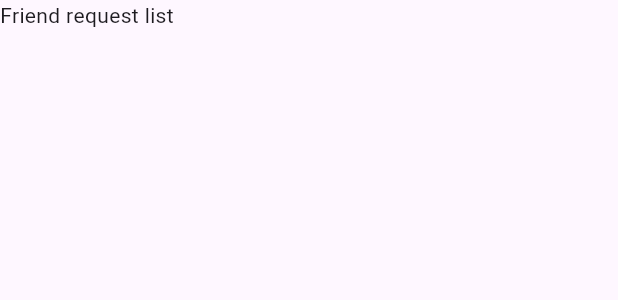
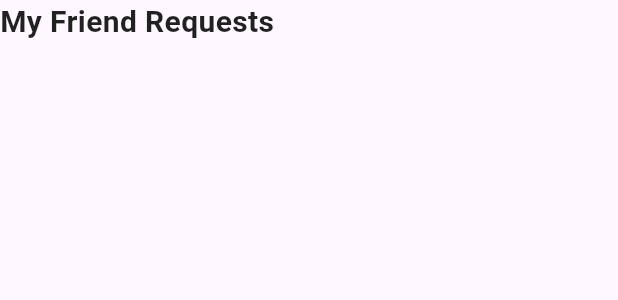
Before and after one commit to okezieuc/roam_mate, a Flutter app: the FriendRequestList widget shown alone on an empty page, opened directly, on a phone screen of 412 x 824 dp. Shown: the top 300 px of the screen. Run offline on Flutter 3.47's test engine with Material 2 defaults, Android fonts, the phone set to English and light mode, and no system bars; our stand-ins replace cloud_firestore, cloud_functions, firebase_auth, firebase_core, geolocator; accounts and stored records are empty.

Commit message:
refactor: design friend requests page
- display friend requests with cards
- hide friend requests after they have been accepted
- update snackbar message on accepting friend request

```diff
--- a/lib/screens/pages/app.dart
+++ b/lib/screens/pages/app.dart
@@ -24,9 +24,7 @@ class _AppState extends State<App> {
       appBar: AppBar(
           title: const Text(
             'Roammate',
-            style: TextStyle(
-              fontWeight: FontWeight.bold,
-            ),
+            style: TextStyle(fontWeight: FontWeight.bold),
           ),
           centerTitle: false,
           actions: <Widget>[
--- a/lib/screens/pages/friend_request_list.dart
+++ b/lib/screens/pages/friend_request_list.dart
@@ -1,5 +1,5 @@
 import 'package:firebase_auth/firebase_auth.dart';
-import 'package:flutter/widgets.dart';
+import 'package:flutter/material.dart';
 import 'package:roam_mate/utils/controllers/friend_request_controller.dart';
 import 'package:roam_mate/utils/controllers/profile_controller.dart';
 import 'package:roam_mate/widgets/friend_request_list/request_list_user_profile.dart';
@@ -65,8 +65,14 @@ class _FriendRequestListState extends State<FriendRequestList> {
   @override
   Widget build(BuildContext context) {
     return Column(
+      crossAxisAlignment: CrossAxisAlignment.start,
       children: [
-        const Text('Friend request list'),
+        const Text(
+          'My Friend Requests',
+          style: TextStyle(
+              fontSize: 20, fontWeight: FontWeight.w600, color: Colors.black87),
+        ),
+        const SizedBox(height: 24),
         for (var userProfile in friendRequestList)
           RequestListUserProfile(
             user: userProfile,
```
Also changed, not shown: lib/widgets/friend_request_list/request_list_user_profile.dart (+27 -6 lines).
